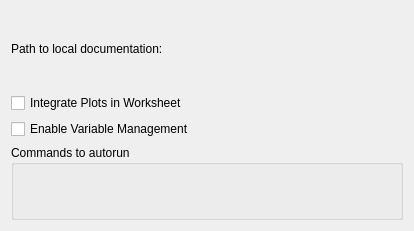
Before: the Qt Designer form src/backends/R/settings.ui in KDE/cantor, drawn with Qt 5.
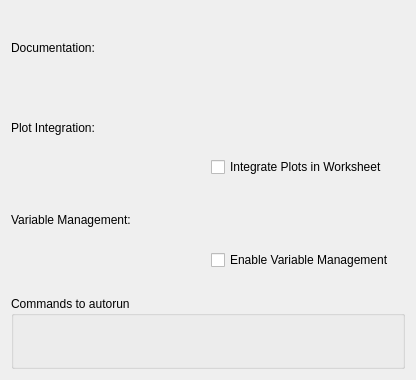
After: the same form once the commit is applied. Custom widgets are drawn as their Qt base class.

Commit message: Improved and unified the layout in the setting dialogs for the different backend systems.

```diff
--- a/src/backends/R/settings.ui
+++ b/src/backends/R/settings.ui
@@ -6,33 +6,36 @@
    <rect>
     <x>0</x>
     <y>0</y>
-    <width>414</width>
-    <height>231</height>
+    <width>416</width>
+    <height>380</height>
    </rect>
   </property>
-  <layout class="QVBoxLayout" name="verticalLayout">
-   <item>
-    <layout class="QHBoxLayout" name="horizontalLayout">
-     <item>
+  <layout class="QGridLayout" name="gridLayout">
+   <item row="0" column="0">
       <widget class="QLabel" name="label2">
        <property name="toolTip">
         <string/>
        </property>
        <property name="text">
-        <string>Path to local documentation:</string>
+      <string>Documentation:</string>
        </property>
       </widget>
      </item>
-     <item>
-      <widget class="KUrlRequester" name="kcfg_localDoc" native="true">
+   <item row="0" column="1">
+    <widget class="KUrlRequester" name="kcfg_localDoc">
        <property name="toolTip">
         <string>If empty, the &quot;Show help&quot; action will show the default online documentation. Otherwise, the specified URL will be opened.</string>
        </property>
       </widget>
      </item>
-    </layout>
+   <item row="1" column="0">
+    <widget class="QLabel" name="lPlotIntegration">
+     <property name="text">
+      <string>Plot Integration:</string>
+     </property>
+    </widget>
    </item>
-   <item>
+   <item row="1" column="1" rowspan="2">
     <widget class="QCheckBox" name="kcfg_integratePlots">
      <property name="toolTip">
       <string>If enabled, plots will be shown inside of the worksheet. Otherwise, plots will be shown in an external window.</string>
@@ -42,7 +45,14 @@
      </property>
     </widget>
    </item>
-   <item>
+   <item row="2" column="0" rowspan="2">
+    <widget class="QLabel" name="lVariableManagement">
+     <property name="text">
+      <string>Variable Management:</string>
+     </property>
+    </widget>
+   </item>
+   <item row="3" column="1">
     <widget class="QCheckBox" name="kcfg_variableManagement">
      <property name="toolTip">
       <string>Monitor the creation and destruction of variables and show the existing variables in the variable panel.</string>
@@ -52,7 +62,23 @@
      </property>
     </widget>
    </item>
-   <item>
+   <item row="4" column="0">
+    <spacer name="verticalSpacer_3">
+     <property name="orientation">
+      <enum>Qt::Vertical</enum>
+     </property>
+     <property name="sizeType">
+      <enum>QSizePolicy::Fixed</enum>
+     </property>
+     <property name="sizeHint" stdset="0">
+      <size>
+       <width>20</width>
+       <height>20</height>
+      </size>
+     </property>
+    </spacer>
+   </item>
+   <item row="5" column="0" colspan="2">
     <widget class="QGroupBox" name="groupBox">
      <property name="toolTip">
       <string>Commands to automatically run on start. They can be useful for loading needed modules, changing environment, etc.</string>
```
Left out of the diff: 3 changed lines with no effect on the pictures. Lines whose indentation alone changed are shown as unchanged. The commit also changes 6 other files.
